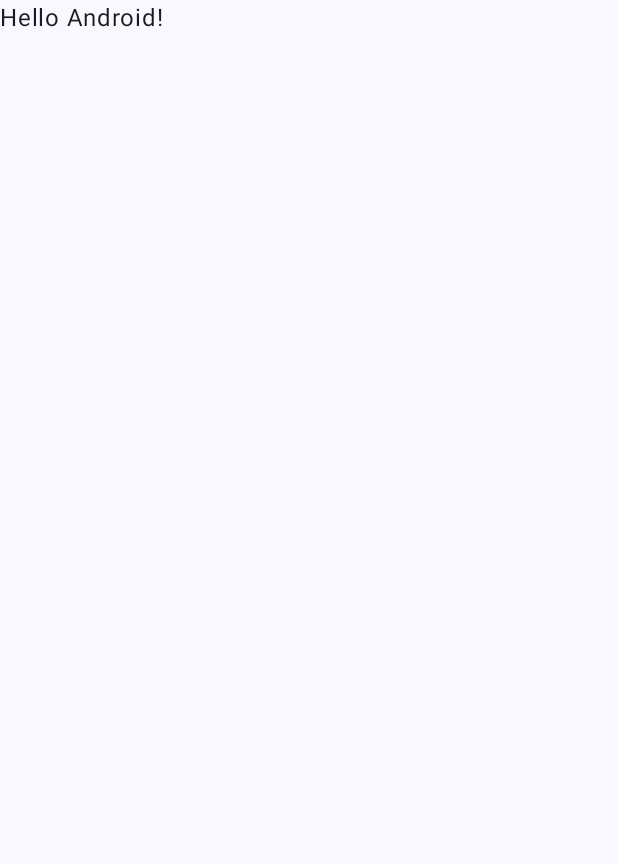
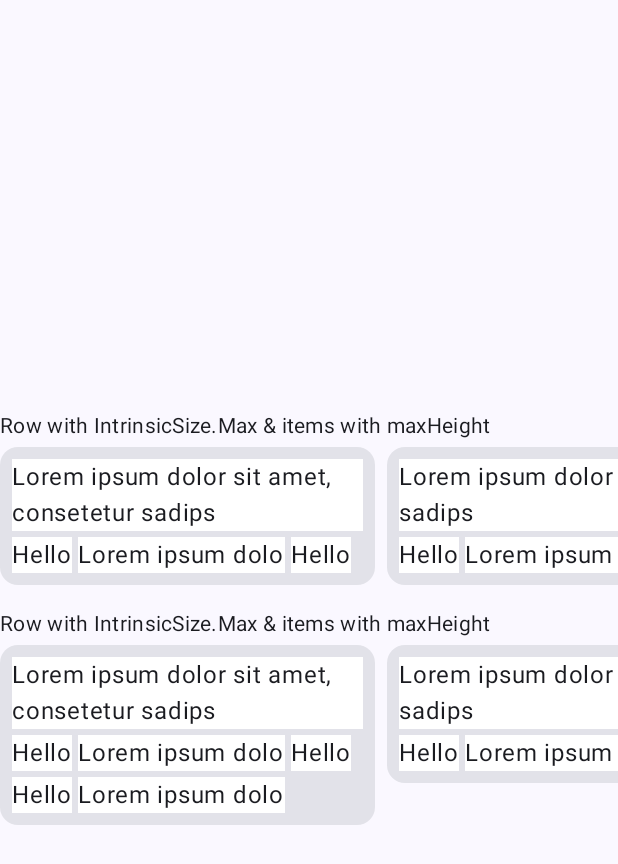
Before and after one commit to nilsjr/flowrow-intrinsic-bug, an Android app built with Jetpack Compose: the screen it shows after launch (MainActivity), on a phone screen of 412 x 824 dp. Before the commit the part shown is almost empty. Shown: the top 864 px of the screen. Run offline under Robolectric (Android 15) with nearby library versions, the phone set to English and light mode, and no system bars.

Commit message:
Refactor code

```diff
--- a/app/build.gradle.kts
+++ b/app/build.gradle.kts
@@ -40,7 +40,7 @@ android {
         compose = true
     }
     composeOptions {
-        kotlinCompilerExtensionVersion = "1.5.1"
+        kotlinCompilerExtensionVersion = "1.5.3"
     }
     packaging {
         resources {
--- a/app/src/main/java/de/nilsdruyen/flowrow/intrinsic/MainActivity.kt
+++ b/app/src/main/java/de/nilsdruyen/flowrow/intrinsic/MainActivity.kt
@@ -3,44 +3,88 @@ package de.nilsdruyen.flowrow.intrinsic
 import android.os.Bundle
 import androidx.activity.ComponentActivity
 import androidx.activity.compose.setContent
+import androidx.compose.foundation.horizontalScroll
+import androidx.compose.foundation.layout.Arrangement
+import androidx.compose.foundation.layout.Column
+import androidx.compose.foundation.layout.IntrinsicSize
+import androidx.compose.foundation.layout.Row
+import androidx.compose.foundation.layout.Spacer
+import androidx.compose.foundation.layout.fillMaxHeight
 import androidx.compose.foundation.layout.fillMaxSize
+import androidx.compose.foundation.layout.fillMaxWidth
+import androidx.compose.foundation.layout.height
+import androidx.compose.foundation.layout.width
+import androidx.compose.foundation.rememberScrollState
 import androidx.compose.material3.MaterialTheme
 import androidx.compose.material3.Surface
 import androidx.compose.material3.Text
-import androidx.compose.runtime.Composable
 import androidx.compose.ui.Modifier
-import androidx.compose.ui.tooling.preview.Preview
-import de.nilsdruyen.flowrow.intrinsic.ui.theme.FlowrowintrinsicbugTheme
+import androidx.compose.ui.unit.dp
+import de.nilsdruyen.flowrow.intrinsic.flowrow.IntrinsicBug
+import de.nilsdruyen.flowrow.intrinsic.ui.theme.FlowRowIntrinsicBugTheme
 
 class MainActivity : ComponentActivity() {
     override fun onCreate(savedInstanceState: Bundle?) {
         super.onCreate(savedInstanceState)
         setContent {
-            FlowrowintrinsicbugTheme {
+            FlowRowIntrinsicBugTheme {
                 // A surface container using the 'background' color from the theme
                 Surface(
                     modifier = Modifier.fillMaxSize(),
                     color = MaterialTheme.colorScheme.background
                 ) {
-                    Greeting("Android")
+                    Column(
+                        verticalArrangement = Arrangement.Center,
+                    ) {
+                        Text(
+                            "Row with IntrinsicSize.Max & items with maxHeight",
+                            style = MaterialTheme.typography.bodyMedium,
+                        )
+                        Spacer(Modifier.height(4.dp))
+                        Row(
+                            Modifier
+                                .fillMaxWidth()
+                                .height(IntrinsicSize.Max)
+                                .horizontalScroll(rememberScrollState())
+                        ) {
+                            IntrinsicBug(
+                                model = testData,
+                                modifier = Modifier
+                                    .width(250.dp)
+                                    .fillMaxHeight()
+                            )
+                            Spacer(modifier = Modifier.width(8.dp))
+                            IntrinsicBug(
+                                model = testData02,
+                                modifier = Modifier
+                                    .width(350.dp)
+                                    .fillMaxHeight()
+                            )
+                        }
+                        Spacer(Modifier.height(16.dp))
+                        Text(
+                            "Row with IntrinsicSize.Max & items with maxHeight",
+                            style = MaterialTheme.typography.bodyMedium,
+                        )
+                        Spacer(Modifier.height(4.dp))
+                        Row(
+                            Modifier
+                                .fillMaxWidth()
+                                .horizontalScroll(rememberScrollState())
+                        ) {
+                            IntrinsicBug(
+                                model = testData,
+                                modifier = Modifier.width(250.dp)
+                            )
+                            Spacer(modifier = Modifier.width(8.dp))
+                            IntrinsicBug(
+                                model = testData02,
+                                modifier = Modifier.width(350.dp)
+                            )
+                        }
+                    }
                 }
             }
         }
     }
 }
-
-@Composable
-fun Greeting(name: String, modifier: Modifier = Modifier) {
-    Text(
-        text = "Hello $name!",
-        modifier = modifier
-    )
-}
-
-@Preview(showBackground = true)
-@Composable
-fun GreetingPreview() {
-    FlowrowintrinsicbugTheme {
-        Greeting("Android")
-    }
-}
--- /dev/null
+++ b/app/src/main/java/de/nilsdruyen/flowrow/intrinsic/TestData.kt
@@ -0,0 +1,43 @@
+package de.nilsdruyen.flowrow.intrinsic
+
+private val lorem = """
+    Lorem ipsum dolor sit amet, consetetur sadipscing elitr, sed diam nonumy eirmod tempor
+    invidunt ut labore et dolore magna aliquyam erat, sed diam voluptua. At vero eos et
+    accusam et justo duo dolores et ea rebum. Stet clita kasd gubergren
+""".trimIndent()
+
+data class Data(val text: String, val items: List<String>)
+
+val testData = Data(
+    text = "Hello World",
+    items = listOf(
+        lorem.take(45),
+        "Hello",
+        "Lorem ipsum dolo",
+        "Hello",
+        "Hello",
+        "Lorem ipsum dolo",
+    ),
+)
+
+val testData02 = Data(
+    text = "Hello World",
+    items = listOf(
+        lorem.take(45),
+        "Hello",
+        "Lorem ipsum dolo",
+        "Hello",
+    ),
+)
+
+val columTestData = Data(
+    text = "Hello World",
+    items = listOf(
+        "Hello",
+        "Lorem ipsum dolo",
+        "Bla bla",
+        "Hello",
+        "Hello",
+        "Lorem ipsum dolo",
+    ),
+)
--- /dev/null
+++ b/app/src/main/java/de/nilsdruyen/flowrow/intrinsic/flowrow/FlowRowBug.kt
@@ -0,0 +1,91 @@
+package de.nilsdruyen.flowrow.intrinsic.flowrow
+
+import androidx.compose.foundation.background
+import androidx.compose.foundation.horizontalScroll
+import androidx.compose.foundation.layout.Arrangement
+import androidx.compose.foundation.layout.ExperimentalLayoutApi
+import androidx.compose.foundation.layout.FlowRow
+import androidx.compose.foundation.layout.IntrinsicSize
+import androidx.compose.foundation.layout.Row
+import androidx.compose.foundation.layout.Spacer
+import androidx.compose.foundation.layout.fillMaxHeight
+import androidx.compose.foundation.layout.fillMaxWidth
+import androidx.compose.foundation.layout.height
+import androidx.compose.foundation.layout.padding
+import androidx.compose.foundation.layout.width
+import androidx.compose.foundation.rememberScrollState
+import androidx.compose.material3.Card
+import androidx.compose.material3.Text
+import androidx.compose.runtime.Composable
+import androidx.compose.ui.Modifier
+import androidx.compose.ui.graphics.Color
+import androidx.compose.ui.tooling.preview.Preview
+import androidx.compose.ui.unit.dp
+import de.nilsdruyen.flowrow.intrinsic.Data
+import de.nilsdruyen.flowrow.intrinsic.testData
+import de.nilsdruyen.flowrow.intrinsic.ui.theme.FlowRowIntrinsicBugTheme
+
+@OptIn(ExperimentalLayoutApi::class)
+@Composable
+fun IntrinsicBug(model: Data, modifier: Modifier = Modifier) {
+    Card(modifier) {
+        FlowRow(
+            modifier = Modifier
+                .fillMaxWidth()
+                .padding(8.dp),
+            horizontalArrangement = Arrangement.spacedBy(4.dp),
+            verticalArrangement = Arrangement.spacedBy(4.dp),
+        ) {
+            model.items.forEach { Text(it, Modifier.background(Color.White)) }
+        }
+    }
+}
+
+@Preview
+@Composable
+private fun WithIntrinsicMaxPreview() {
+    FlowRowIntrinsicBugTheme {
+        IntrinsicBug(
+            model = testData,
+            modifier = Modifier.height(IntrinsicSize.Max),
+        )
+    }
+}
+
+@Preview
+@Composable
+private fun WithoutIntrinsicMaxPreview() {
+    FlowRowIntrinsicBugTheme {
+        IntrinsicBug(
+            model = testData,
+            modifier = Modifier,
+        )
+    }
+}
+
+@Preview(group = "complex")
+@Composable
+private fun IntrinsicBugListPreview() {
+    FlowRowIntrinsicBugTheme {
+        Row(
+            Modifier
+                .fillMaxWidth()
+                .height(IntrinsicSize.Max)
+                .horizontalScroll(rememberScrollState())
+        ) {
+            IntrinsicBug(
+                model = testData,
+                modifier = Modifier
+                    .width(250.dp)
+                    .fillMaxHeight()
+            )
+            Spacer(modifier = Modifier.width(8.dp))
+            IntrinsicBug(
+                model = testData,
+                modifier = Modifier
+                    .width(350.dp)
+                    .fillMaxHeight()
+            )
+        }
+    }
+}
--- a/app/src/main/java/de/nilsdruyen/flowrow/intrinsic/ui/theme/Theme.kt
+++ b/app/src/main/java/de/nilsdruyen/flowrow/intrinsic/ui/theme/Theme.kt
@@ -38,7 +38,7 @@ private val LightColorScheme = lightColorScheme(
 )
 
 @Composable
-fun FlowrowintrinsicbugTheme(
+fun FlowRowIntrinsicBugTheme(
     darkTheme: Boolean = isSystemInDarkTheme(),
     // Dynamic color is available on Android 12+
     dynamicColor: Boolean = true,
--- a/build.gradle.kts
+++ b/build.gradle.kts
@@ -1,5 +1,5 @@
 // Top-level build file where you can add configuration options common to all sub-projects/modules.
 plugins {
-    id("com.android.application") version "8.1.0" apply false
-    id("org.jetbrains.kotlin.android") version "1.9.0" apply false
+    id("com.android.application") version "8.1.1" apply false
+    id("org.jetbrains.kotlin.android") version "1.9.10" apply false
 }
```
Also changed, not shown: app/src/main/java/de/nilsdruyen/flowrow/intrinsic/flowcolumn/FlowColumBug.kt (added, +58 -0 lines), app/src/main/java/de/nilsdruyen/flowrow/intrinsic/flowrow/FlowRowComplexBug.kt (renamed from app/src/main/java/de/nilsdruyen/flowrow/intrinsic/FlowRowBug.kt, +15 -25 lines).
